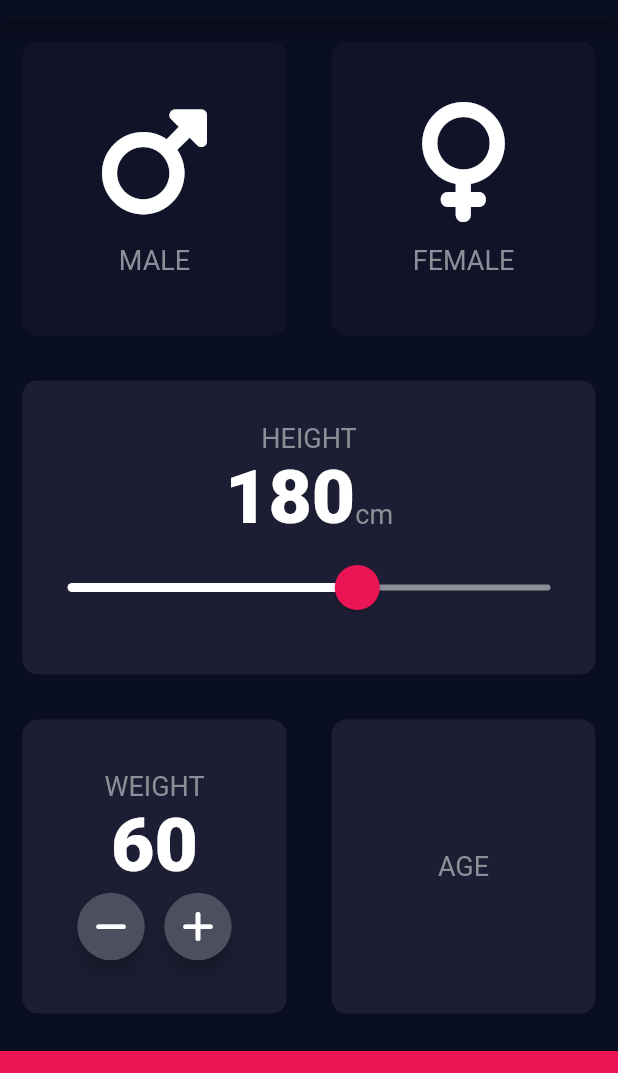
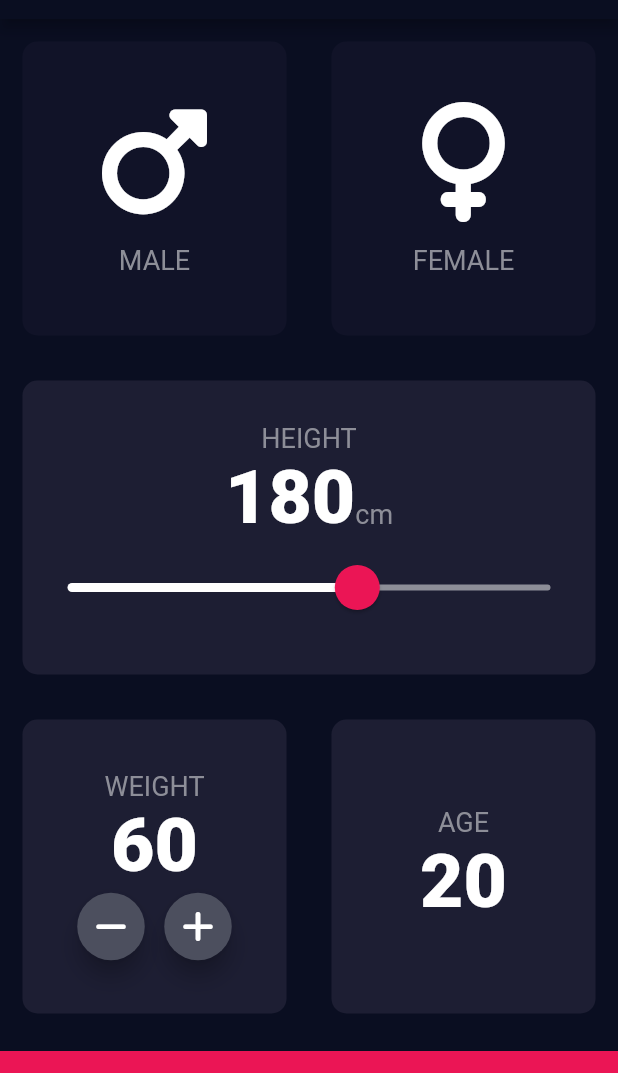
Before and after one commit to AndresLince/bmi_calculator, a Flutter app: the screen it shows after launch, on a phone screen of 412 x 824 dp, the part 65-1138 px from its top. Run offline on Flutter 3.47's test engine with Material 2 defaults, Android fonts, the phone set to English and light mode, and no system bars; our stand-ins replace font_awesome_flutter.

Commit message:
Add age value

```diff
--- a/lib/input_page.dart
+++ b/lib/input_page.dart
@@ -15,6 +15,7 @@ class _InputPageState extends State<InputPage> {
   Gender selectedGender = Gender.none;
   int height = 180;
   int weight = 60;
+  int age = 20;
 
   @override
   Widget build(BuildContext context) {
@@ -162,7 +163,8 @@ class _InputPageState extends State<InputPage> {
                     cardChild: Column(
                       mainAxisAlignment: MainAxisAlignment.center,
                       children: [
-                        Text('AGE', style: klabelTextStyle,)
+                        Text('AGE', style: klabelTextStyle,),
+                        Text(age.toString(), style: knumberTextStyle,),
                       ],
                     ),),
                   ),
```
